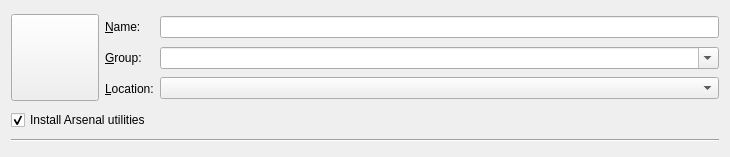
The window that launcher/ui/dialogs/NewInstanceDialog.ui (Thravok/Arsenal-Launcher) describes before a commit, drawn with Qt 5.
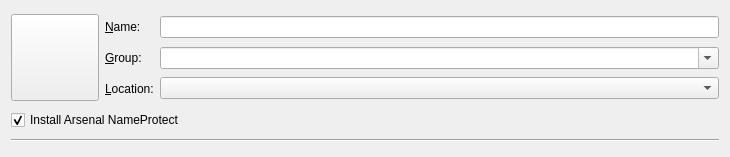
The same window after the commit. Icons and pictures are not drawn.

Commit message:
Prepare Arsenal 1.0.0 with updater, CI packaging, and feature polish.
Gate Sparkle/Prism updates to tagged public releases, fix Windows/macOS packaging workflows (including Sparkle appcast), and ship pending launcher features for the first release.

```diff
--- a/launcher/ui/dialogs/NewInstanceDialog.ui
+++ b/launcher/ui/dialogs/NewInstanceDialog.ui
@@ -88,7 +88,7 @@
    <item>
     <widget class="QCheckBox" name="installArsenalUtilitiesCheck">
      <property name="text">
-      <string>Install Arsenal utilities</string>
+      <string>Install Arsenal NameProtect</string>
      </property>
      <property name="toolTip">
       <string>When enabled, installs Arsenal NameProtect into Fabric instances after creation (client-side name aliases). Ignored for non-Fabric loaders.</string>
```
The commit also changes 112 other files.
